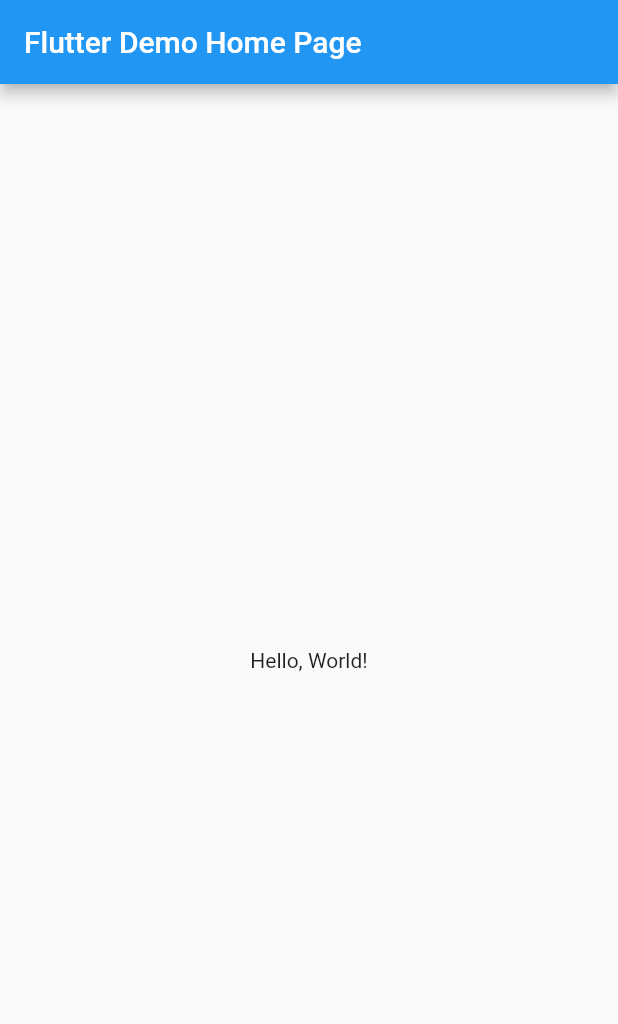
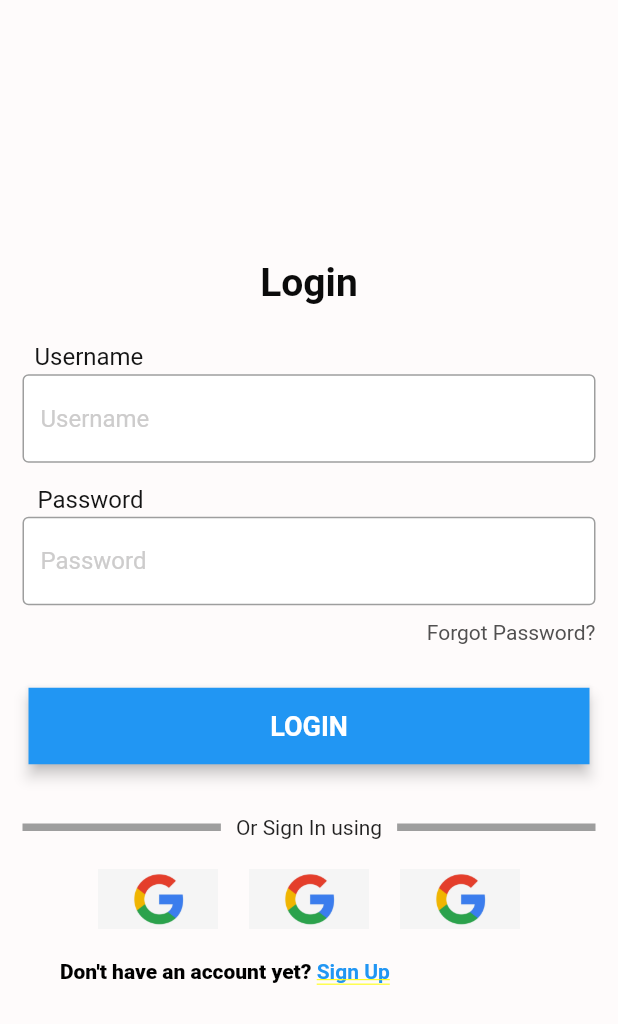
Before and after one commit to offshujr04/Basic_Flutter, a Flutter app: the screen it shows after launch, on a phone screen of 412 x 824 dp. Shown: the top 1024 px of the screen. Run offline on Flutter 3.47's test engine with Material 2 defaults, Android fonts, the phone set to English and light mode, and no system bars.

Commit message:
Baic Login Page

```diff
--- /dev/null
+++ b/lib/LoginPage.dart
@@ -0,0 +1,241 @@
+import 'package:flutter/material.dart';
+
+class LoginPage extends StatefulWidget {
+  const LoginPage({Key? key}) : super(key: key);
+
+  @override
+  _LoginPageState createState() => _LoginPageState();
+}
+
+class _LoginPageState extends State<LoginPage> {
+  final TextEditingController _usernameController = TextEditingController();
+
+  @override
+  Widget build(BuildContext context) {
+    return Scaffold(
+      backgroundColor: Color(0xfffefbfb),
+      body: SafeArea(
+        child: Center(
+          child: SingleChildScrollView(
+            padding: EdgeInsets.all(15),
+            child: Column(
+              mainAxisAlignment: MainAxisAlignment.center,
+              children: [
+                SizedBox(
+                  height: 5,
+                ),
+                Text(
+                  'Login',
+                  style: TextStyle(
+                    color: Color(0xff0b0b0b),
+                    fontSize: 26,
+                    fontWeight: FontWeight.bold,
+                  ),
+                ),
+                SizedBox(
+                  height: 25,
+                ),
+                Padding(
+                  padding: const EdgeInsets.symmetric(horizontal: 8.0),
+                  child: Row(
+                    mainAxisAlignment: MainAxisAlignment.start,
+                    children: [
+                      Text(
+                        'Username',
+                        style: TextStyle(
+                          color: Color(0xff141414),
+                          fontSize: 16,
+                        ),
+                      ),
+                    ],
+                  ),
+                ),
+                SizedBox(
+                  height: 2,
+                ),
+                TextField(
+                  controller: _usernameController,
+                  decoration: InputDecoration(
+                    hintText: 'Username',
+                    hintStyle: TextStyle(color: Color(0xffcdcccc)),
+                    enabledBorder: OutlineInputBorder(
+                      borderSide: BorderSide(color: Colors.grey),
+                    ),
+                    focusedBorder: OutlineInputBorder(
+                      borderSide: BorderSide(color: Color(0xff919090)),
+                    ),
+                    fillColor: Colors.white,
+                    filled: true,
+                  ),
+                ),
+                SizedBox(
+                  height: 15,
+                ),
+                Padding(
+                  padding: const EdgeInsets.symmetric(horizontal: 10),
+                  child: Row(
+                    mainAxisAlignment: MainAxisAlignment.start,
+                    children: [
+                      Text(
+                        'Password',
+                        style: TextStyle(
+                          color: Color(0xff141414),
+                          fontSize: 16,
+                        ),
+                      ),
+                    ],
+                  ),
+                ),
+                SizedBox(
+                  height: 2,
+                ),
+                TextField(
+                  decoration: InputDecoration(
+                    hintText: 'Password',
+                    hintStyle: TextStyle(color: Color(0xffcdcccc)),
+                    enabledBorder: OutlineInputBorder(
+                      borderSide: BorderSide(color: Colors.grey),
+                    ),
+                    focusedBorder: OutlineInputBorder(
+                      borderSide: BorderSide(color: Color(0xff919090)),
+                    ),
+                    fillColor: Colors.white,
+                    filled: true,
+                  ),
+                  obscureText: true,
+                ),
+                SizedBox(
+                  height: 10,
+                ),
+                Row(
+                  mainAxisAlignment: MainAxisAlignment.end,
+                  children: [
+                    Text(
+                      'Forgot Password?',
+                      style: TextStyle(
+                        color: Color(0xff515050),
+                      ),
+                    ),
+                  ],
+                ),
+                //MAKE A REMEMBER ME PLS
+                SizedBox(
+                  height: 25,
+                ),
+                Card(
+                  elevation: 4,
+                  color: Colors.blue,
+                  shape: RoundedRectangleBorder(),
+                  child: Padding(
+                    padding: EdgeInsets.symmetric(vertical: 15),
+                    child: Center(
+                      child: Text(
+                        'LOGIN',
+                        style: TextStyle(
+                          color: Colors.white,
+                          fontSize: 18,
+                          fontWeight: FontWeight.bold,
+                        ),
+                      ),
+                    ),
+                  ),
+                ),
+                SizedBox(
+                  height: 30,
+                ),
+                Row(
+                  children: [
+                    Expanded(
+                      child: Divider(
+                        thickness: 5,
+                        color: Colors.grey,
+                      ),
+                    ),
+                    Padding(
+                      padding: EdgeInsets.symmetric(horizontal: 10),
+                      child: Text(
+                        'Or Sign In using',
+                      ),
+                    ),
+                    Expanded(
+                      child: Divider(
+                        thickness: 5,
+                        color: Colors.grey,
+                      ),
+                    ),
+                  ],
+                ),
+                SizedBox(
+                  height: 20,
+                ),
+                Padding(
+                  padding: const EdgeInsets.symmetric(horizontal: 40.0),
+                  child: Row(
+                    mainAxisAlignment: MainAxisAlignment.start,
+                    children: [
+                      Expanded(
+                        child: Image.asset(
+                          'asset/images/googleimage.webp',
+                          height: 40,
+                        ),
+                      ),
+                      Expanded(
+                        child: Image.asset(
+                          'asset/images/googleimage.webp',
+                          height: 40,
+                        ),
+                      ),
+                      Expanded(
+                        child: Image.asset(
+                          'asset/images/googleimage.webp',
+                          height: 40,
+                        ),
+                      ),
+                    ],
+                  ),
+                ),
+                SizedBox(
+                  height: 20,
+                ),
+                Padding(
+                  padding: const EdgeInsets.symmetric(horizontal: 25),
+                  child: Row(
+                    mainAxisAlignment: MainAxisAlignment.start,
+                    children: [
+                      RichText(
+                        text: TextSpan(
+                          style: DefaultTextStyle.of(context).style,
+                          children: <TextSpan>[
+                            TextSpan(
+                              text: "Don't have an account yet? ",
+                              style: TextStyle(
+                                fontSize: 14,
+                                color: Colors.black,
+                                decoration: TextDecoration.none,
+                              ),
+                            ),
+                            TextSpan(
+                              text: "Sign Up",
+                              style: TextStyle(
+                                fontWeight: FontWeight.bold,
+                                fontSize: 14,
+                                color: Colors
+                                    .blue, // Optionally, you can change the text color
+                              ),
+                            ),
+                          ],
+                        ),
+                      ),
+                    ],
+                  ),
+                )
+
+                // Add your login form or other widgets
+              ],
+            ),
+          ),
+        ),
+      ),
+    );
+  }
+}
--- a/lib/main.dart
+++ b/lib/main.dart
@@ -1,42 +1,14 @@
 import 'package:flutter/material.dart';
+import 'LoginPage.dart';
 
-void main() => runApp(MyApp());
-
-class MyApp extends StatelessWidget {
-  const MyApp({super.key});
-  // This widget is the root of your application.
-  @override
-  Widget build(BuildContext context) {
-    return MaterialApp(
-      // Application name
-      title: 'Flutter Hello World',
-      // Application theme data, you can set the colors for the application as
-      // you want
-      theme: ThemeData(
-        primarySwatch: Colors.blue,
-      ),
-      // A widget which will be started on application startup
-      home: MyHomePage(title: 'Flutter Demo Home Page'),
-    );
-  }
+void main() {
+  runApp(MaterialApp(
+    debugShowCheckedModeBanner: false,
+    initialRoute: '/', // Set the initial route to '/'
+    routes: {
+      // Associate the '/' route with the LoginPage widget
+      '/': (context) => LoginPage(),
+      // Add more routes here if needed
+    },
+  ));
 }
-
-class MyHomePage extends StatelessWidget {
-  final String title;
-  const MyHomePage({super.key, required this.title});
-
-  @override
-  Widget build(BuildContext context) {
-    return Scaffold(
-      appBar: AppBar(
-        // The title text which will be shown on the action bar
-        title: Text(title),
-      ),
-      body: Center(
-        child: Text(
-          'Hello, World!',
-        ),
-      ),
-    );
-  }
-}
--- a/pubspec.yaml
+++ b/pubspec.yaml
@@ -17,6 +17,10 @@ dev_dependencies:
 
 flutter:
   uses-material-design: true
+  assets:
+    - asset/images/googleimage.webp
+
+
   # assets:
   #  - images/a_dot_burr.jpeg
   #  - images/a_dot_ham.jpeg
```
Also changed, not shown: asset/images/googleimage.webp (added).
